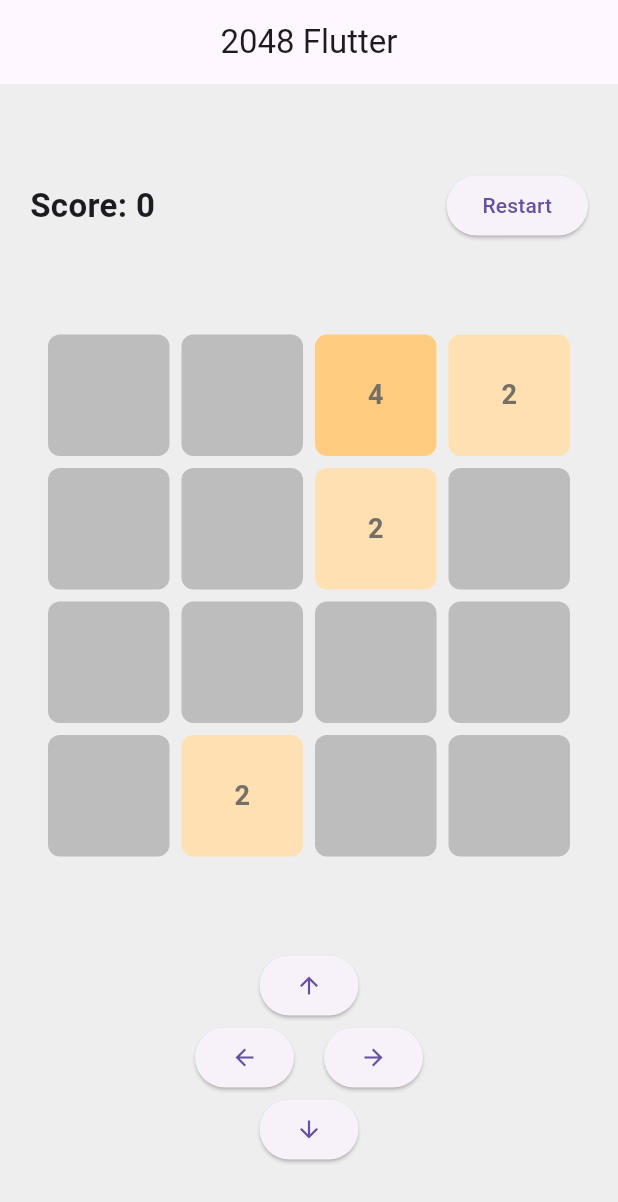
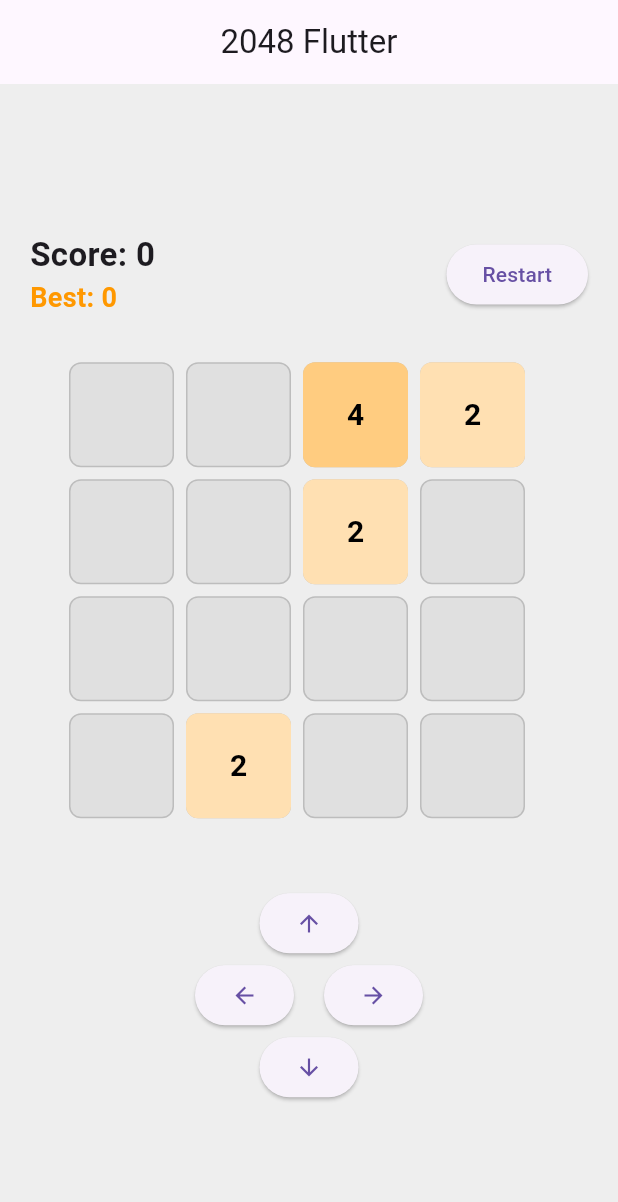
Before and after one commit to hhelal12/twenty-forty-eight, a Flutter app: the screen it shows after launch, after a tap on "Restart", after a tap on the "arrow upward" icon, on a phone screen of 412 x 824 dp. Shown: the top 1202 px of the screen. Run offline on Flutter 3.47's test engine with Material 3 defaults, Android fonts, the phone set to English and light mode, and no system bars; our stand-ins replace shared_preferences.

Commit message:
done animation and best score remaining gameover

```diff
--- a/lib/logic/logic.dart
+++ b/lib/logic/logic.dart
@@ -103,7 +103,9 @@ int moveUp(List<int> grid, int score){
     // remove zeros again after merge
     column = column.where((n) => n != 0).toList();
 
-    while (column.length < 4) column.add(0);
+    while (column.length < 4) {
+      column.add(0);
+    }
 
     // put column back into grid
     grid[col] = column[0];
@@ -137,7 +139,9 @@ int moveDown(List<int> grid, int score) {
 
     column = column.where((n) => n != 0).toList();
 
-    while (column.length < 4) column.add(0);
+    while (column.length < 4) {
+      column.add(0);
+    }
 
     column = column.reversed.toList();
     grid[col] = column[0];
--- a/lib/models/tailes.dart
+++ b/lib/models/tailes.dart
@@ -1,5 +1,20 @@
 import 'package:flutter/material.dart';
 
+class Tile {
+  final int id; // unique tile identity
+  int value;
+  int row;
+  int col;
+
+  Tile({
+    required this.id,
+    required this.value,
+    required this.row,
+    required this.col,
+  });
+}
+
+// optional helper for colors
 Color getTileColor(int value) {
   switch (value) {
     case 2:
@@ -9,31 +24,24 @@ Color getTileColor(int value) {
     case 8:
       return Colors.orange[300]!;
     case 16:
-      return Colors.deepOrange[300]!;
+      return Colors.orange[400]!;
     case 32:
-      return Colors.deepOrange[400]!;
+      return Colors.orange[500]!;
     case 64:
-      return Colors.deepOrange[500]!;
+      return Colors.orange[600]!;
     case 128:
-      return Colors.amber[400]!;
+      return Colors.orange[700]!;
     case 256:
-      return Colors.amber[600]!;
+      return Colors.orange[800]!;
     case 512:
-      return Colors.amber[700]!;
     case 1024:
-      return Colors.yellow[700]!;
     case 2048:
-      return Colors.yellow[800]!;
+      return Colors.deepOrange;
     default:
-      return Colors.grey[400]!; // For empty or unknown tiles
+      return Colors.grey[400]!;
   }
 }
 
-
 Color getTextColor(int value) {
-  if (value <= 4) {
-    return const Color(0xFF776E65);
-  } else {
-    return const Color(0xFFF9F6F2);
-  }
+  return value <= 4 ? Colors.black : Colors.white;
 }
--- a/lib/screens/game_screen.dart
+++ b/lib/screens/game_screen.dart
@@ -1,6 +1,8 @@
 import 'package:flutter/material.dart';
+import 'dart:math';
 import 'package:twenty_forty_eight/logic/logic.dart';
 import 'package:twenty_forty_eight/models/tailes.dart';
+import 'package:shared_preferences/shared_preferences.dart';
 
 class GamePage extends StatefulWidget {
   const GamePage({super.key});
@@ -11,7 +13,9 @@ class GamePage extends StatefulWidget {
 
 class _GamePageState extends State<GamePage> {
   int score = 0;
-  List<int> grid = List.filled(16, 0);
+  int bestScore = 0;
+  List<Tile> tiles = [];
+  final Random _random = Random();
 
   // accumulate pan delta
   double _panDx = 0.0;
@@ -20,25 +24,67 @@ class _GamePageState extends State<GamePage> {
   @override
   void initState() {
     super.initState();
-    spawnRandomTile(grid);
-    spawnRandomTile(grid);
-    spawnRandomTile(grid);
+    _loadBestScore();
+    _spawnRandomTile();
+    _spawnRandomTile();
+    _spawnRandomTile();
   }
 
-  // Reset the game
+  Future<void> _loadBestScore() async {
+    final prefs = await SharedPreferences.getInstance();
+    setState(() {
+      bestScore = prefs.getInt('bestScore') ?? 0;
+    });
+  }
+
+
+  Future<void> _saveBestScore() async {
+    final prefs = await SharedPreferences.getInstance();
+    await prefs.setInt('bestScore', bestScore);
+  }
+
+  // Spawn a random tile
+  void _spawnRandomTile() {
+    List<int> emptyIndices = [];
+    for (int i = 0; i < 16; i++) {
+      final r = i ~/ 4;
+      final c = i % 4;
+      if (tiles.every((t) => t.row != r || t.col != c)) {
+        emptyIndices.add(i);
+      }
+    }
+    if (emptyIndices.isNotEmpty) {
+      int i = emptyIndices[_random.nextInt(emptyIndices.length)];
+      final r = i ~/ 4;
+      final c = i % 4;
+      tiles.add(Tile(
+        id: DateTime.now().microsecondsSinceEpoch + i,
+        value: _random.nextInt(10) == 0 ? 4 : 2,
+        row: r,
+        col: c,
+      ));
+    }
+  }
+
+  // --- Reset the game ---
   void _resetGame() {
     setState(() {
       score = 0;
-      grid = List.filled(16, 0);
-      spawnRandomTile(grid);
-      spawnRandomTile(grid);
-      spawnRandomTile(grid);
+      tiles.clear();
+      _spawnRandomTile();
+      _spawnRandomTile();
+      _spawnRandomTile();
     });
   }
 
-  // handle decided swipe direction
   void _handleSwipeDirection(DragDirection dir) {
     setState(() {
+      List<int> grid = List.filled(16, 0);
+      for (var tile in tiles) {
+        grid[tile.row * 4 + tile.col] = tile.value;
+      }
+
+      //  Apply logic from logic.dart
       switch (dir) {
         case DragDirection.left:
           score = moveLeft(grid, score);
@@ -53,7 +99,35 @@ class _GamePageState extends State<GamePage> {
           score = moveDown(grid, score);
           break;
       }
-      spawnRandomTile(grid);
+
+      //  update existing tiles positions and merge
+      List<Tile> newTiles = [];
+      for (var value in grid) {
+        if (value == 0) continue;
+        Tile? existing = tiles.firstWhere(
+            (t) => t.value == value && !newTiles.contains(t),
+            orElse: () => Tile(
+                id: DateTime.now().microsecondsSinceEpoch + newTiles.length,
+                value: value,
+                row: 0,
+                col: 0));
+        // new position
+        int index = grid.indexOf(value);
+        final r = index ~/ 4;
+        final c = index % 4;
+        existing.row = r;
+        existing.col = c;
+        newTiles.add(existing);
+        grid[index] = 0;
+      }
+      tiles = newTiles;
+
+      _spawnRandomTile();
+
+      if (score > bestScore) {
+        bestScore = score;
+        _saveBestScore();
+      }
     });
   }
 
@@ -66,131 +140,139 @@ class _GamePageState extends State<GamePage> {
         child: Column(
           mainAxisAlignment: MainAxisAlignment.center,
           children: [
-            // Score + Restart Button
+            // --- Score + Restart ---
             Padding(
               padding: const EdgeInsets.symmetric(horizontal: 20, vertical: 10),
               child: Row(
                 mainAxisAlignment: MainAxisAlignment.spaceBetween,
                 children: [
-                  Text(
-                    'Score: $score',
+                  // Display both score and best score
+                  Column(
+                    crossAxisAlignment: CrossAxisAlignment.start,
+                    children: [
+                      Text('Score: $score',
                           style: const TextStyle(
-                      fontSize: 22,
+                              fontSize: 22, fontWeight: FontWeight.bold)),
+                      Text('Best: $bestScore',
+                          style: const TextStyle(
+                              fontSize: 18,
                               fontWeight: FontWeight.bold,
+                              color: Colors.orange)),
+                    ],
                   ),
-                  ),
-                  ElevatedButton(
-                    onPressed: _resetGame,
-                    child: const Text('Restart'),
-                  ),
+                  ElevatedButton(onPressed: _resetGame, child: const Text('Restart')),
                 ],
               ),
             ),
 
             const SizedBox(height: 20),
 
-            // 4x4 Grid with improved swipe detection
+            // --- Board & swipe area ---
             GestureDetector(
-              // accumulate deltas while dragging
               onPanUpdate: (details) {
                 _panDx += details.delta.dx;
                 _panDy += details.delta.dy;
               },
               onPanEnd: (details) {
-                // decide direction by comparing absolute deltas
                 if (_panDx.abs() > _panDy.abs()) {
-                  // horizontal swipe
                   if (_panDx > 0) {
                     _handleSwipeDirection(DragDirection.right);
                   } else {
                     _handleSwipeDirection(DragDirection.left);
                   }
                 } else {
-                  // vertical swipe
                   if (_panDy > 0) {
                     _handleSwipeDirection(DragDirection.down);
                   } else {
                     _handleSwipeDirection(DragDirection.up);
                   }
                 }
-                // reset
                 _panDx = 0.0;
                 _panDy = 0.0;
               },
-              child: GridView.count(
-                crossAxisCount: 4,
-                shrinkWrap: true,
-                padding: const EdgeInsets.all(32),
-                mainAxisSpacing: 8,
-                crossAxisSpacing: 8,
-                // IMPORTANT: prevent GridView from intercepting vertical drags
-                physics: const NeverScrollableScrollPhysics(),
-                children: List.generate(16, (index) {
-                  return Container(
+
+              child: SizedBox(
+                width: 320,
+                height: 320,
+                child: Stack(
+                  children: [
+                    // --- Background Grid ---
+                    ...List.generate(16, (i) {
+                      final r = i ~/ 4;
+                      final c = i % 4;
+                      return Positioned(
+                        left: c * 78,
+                        top: r * 78,
+                        child: Container(
+                          width: 70,
+                          height: 70,
                           decoration: BoxDecoration(
-                      color: getTileColor(grid[index]),
+                            color: Colors.grey[300],
+                            borderRadius: BorderRadius.circular(8),
+                            border: Border.all(color: Colors.grey[400]!, width: 1),
+                          ),
+                        ),
+                      );
+                    }),
+
+                    // --- Actual Tiles (Animated) ---
+                    ...tiles.map((tile) {
+                      return AnimatedPositioned(
+                        key: ValueKey(tile.id),
+                        duration: const Duration(milliseconds: 200),
+                        curve: Curves.easeInOut,
+                        left: tile.col * 78,
+                        top: tile.row * 78,
+                        child: Container(
+                          width: 70,
+                          height: 70,
+                          decoration: BoxDecoration(
+                            color: getTileColor(tile.value),
                             borderRadius: BorderRadius.circular(8),
                           ),
                           child: Center(
                             child: Text(
-                        grid[index] == 0 ? '' : '${grid[index]}',
+                              '${tile.value}',
                               style: TextStyle(
-                          fontSize: 18,
+                                fontSize: 20,
                                 fontWeight: FontWeight.bold,
-                          color: getTextColor(grid[index]),
+                                color: getTextColor(tile.value),
+                              ),
                             ),
                           ),
                         ),
                       );
                     }),
+                  ],
+                ),
               ),
             ),
 
             const SizedBox(height: 30),
 
-            // Movement Buttons (still available)
+            // --- Manual movement buttons ---
             Column(
               children: [
                 ElevatedButton(
-                  onPressed: () {
-                    setState(() {
-                      score = moveUp(grid, score);
-                      spawnRandomTile(grid);
-                    });
-                  },
+                  onPressed: () => _handleSwipeDirection(DragDirection.up),
                   child: const Icon(Icons.arrow_upward),
                 ),
                 Row(
                   mainAxisAlignment: MainAxisAlignment.center,
                   children: [
                     ElevatedButton(
-                      onPressed: () {
-                        setState(() {
-                          score = moveLeft(grid, score);
-                          spawnRandomTile(grid);
-                        });
-                      },
+                      onPressed: () => _handleSwipeDirection(DragDirection.left),
                       child: const Icon(Icons.arrow_back),
                     ),
                     const SizedBox(width: 20),
                     ElevatedButton(
-                      onPressed: () {
-                        setState(() {
-                          score = moveRight(grid, score);
-                          spawnRandomTile(grid);
-                        });
-                      },
+                      onPressed: () => _handleSwipeDirection(DragDirection.right),
                       child: const Icon(Icons.arrow_forward),
                     ),
                   ],
                 ),
                 ElevatedButton(
-                  onPressed: () {
-                    setState(() {
-                      score = moveDown(grid, score);
-                      spawnRandomTile(grid);
-                    });
-                  },
+                  onPressed: () => _handleSwipeDirection(DragDirection.down),
                   child: const Icon(Icons.arrow_downward),
                 ),
               ],
--- a/pubspec.yaml
+++ b/pubspec.yaml
@@ -34,6 +34,7 @@ dependencies:
   # The following adds the Cupertino Icons font to your application.
   # Use with the CupertinoIcons class for iOS style icons.
   cupertino_icons: ^1.0.8
+  shared_preferences: ^2.2.0
 
 dev_dependencies:
   flutter_test:
@@ -44,7 +45,7 @@ dev_dependencies:
   # activated in the `analysis_options.yaml` file located at the root of your
   # package. See that file for information about deactivating specific lint
   # rules and activating additional ones.
-  flutter_lints: ^5.0.0
+  flutter_lints: ^6.0.0
 
 # For information on the generic Dart part of this file, see the
 # following page: https://dart.dev/tools/pub/pubspec
```
Also changed, not shown: pubspec.lock, 1 other file. Lines whose indentation alone changed are shown as unchanged.
